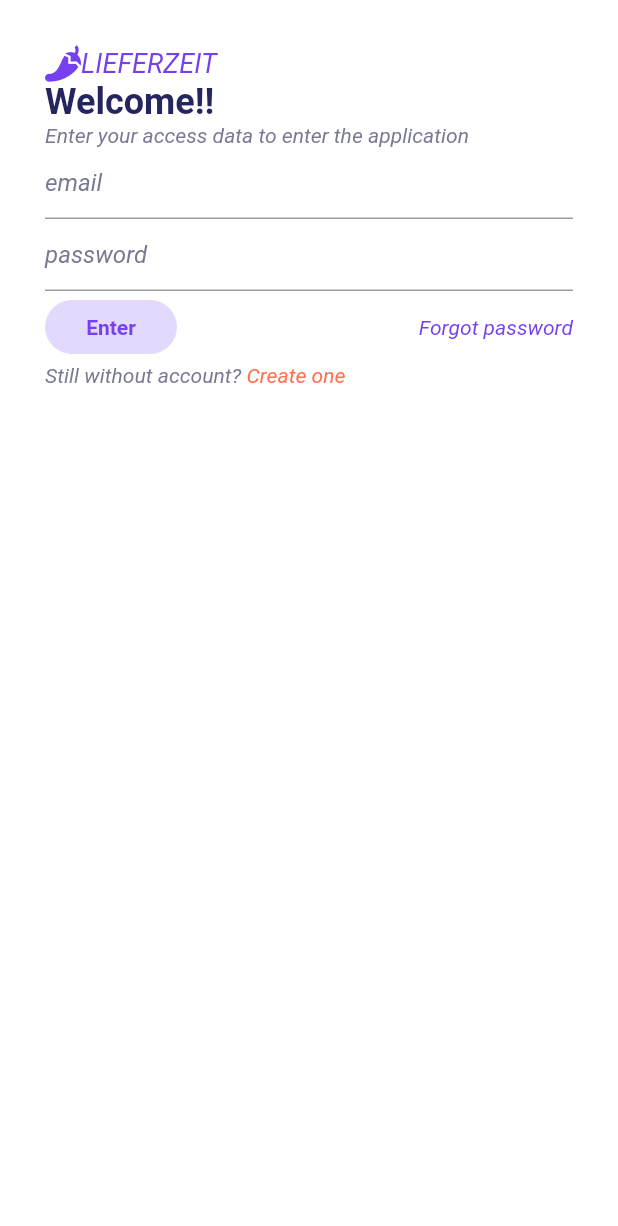
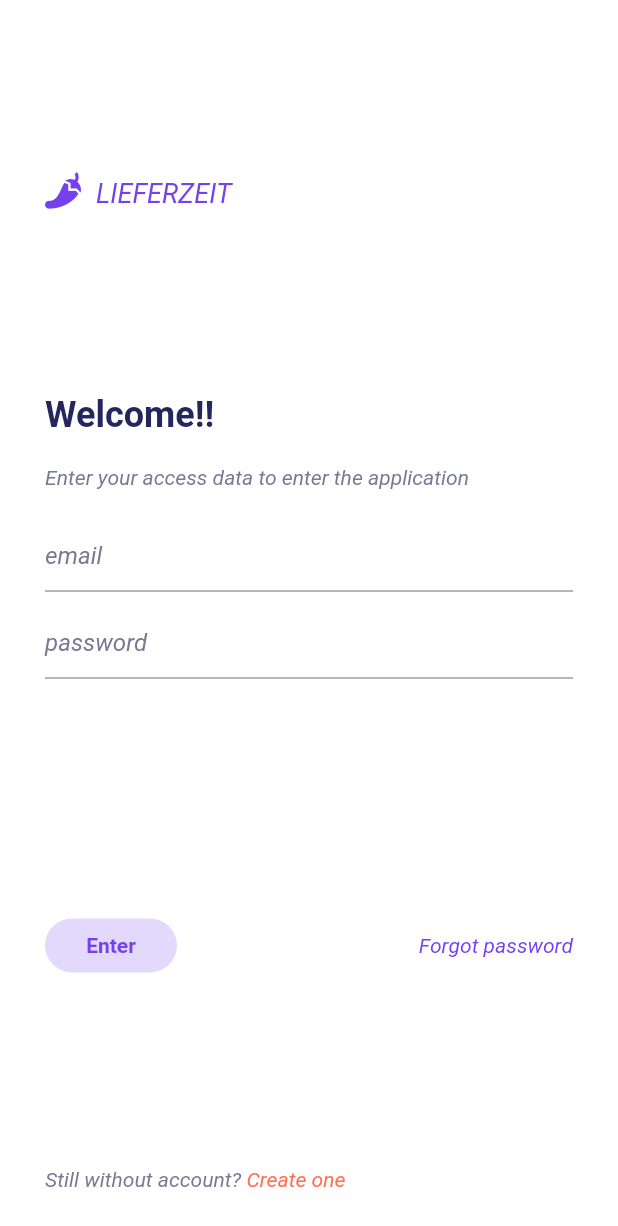
Before and after one commit to marcionitao/lieferzeit, a Flutter app: the screen it shows after launch, on a phone screen of 412 x 824 dp. Shown: the top 1226 px of the screen. Run offline on Flutter 3.47's test engine with Material 2 defaults, Android fonts, the phone set to English and light mode, and no system bars; our stand-ins replace font_awesome_flutter, get, google_fonts; Roboto replaces fonts that are missing (Cantarell).

Commit message:
login page finished

```diff
--- a/lib/login.dart
+++ b/lib/login.dart
@@ -2,9 +2,11 @@ import 'package:flutter/material.dart';
 import 'package:font_awesome_flutter/font_awesome_flutter.dart';
 
 class LoginPage extends StatelessWidget {
-
   @override
   Widget build(BuildContext context) {
+    // forma para esconder algo da tela quando o teclado aparece
+    var keyboardOpen = MediaQuery.of(context).viewInsets.bottom != 0;
+
     return Scaffold(
         backgroundColor: Colors.white,
         body: SafeArea(
@@ -14,94 +16,124 @@ class LoginPage extends StatelessWidget {
             crossAxisAlignment: CrossAxisAlignment.start,
             mainAxisSize: MainAxisSize.max,
             children: [
-            Row(
+              // funciona como sistema de Grid do Bootstrap
+              // se o teclado abrir, então o logo e o titulo desaparecem
+              keyboardOpen ? SizedBox() : Expanded(
+                flex: 1,
+                child: Row(
+                  crossAxisAlignment: CrossAxisAlignment.end,
                   children: [
-                Icon(
-                  FontAwesomeIcons.pepperHot,
-                  color: Color(0xFF7540EE)
-                ),
-                Text('LIEFERZEIT',
+                    Icon(FontAwesomeIcons.pepperHot, color: Color(0xFF7540EE)),
+                    SizedBox(width: 10),
+                    Text(
+                      'LIEFERZEIT',
                       style: TextStyle(
                           fontSize: 18,
                           fontStyle: FontStyle.italic,
-                  color: Color(0xFF7540EE)
-                  ),
+                          color: Color(0xFF7540EE)),
                     )
                   ],
                 ),
+              ),
 
-            Text("Welcome!!", style: TextStyle(
+              // uma forma de agrupar
+              // funciona como sistema de Grid do Bootstrap
+              Expanded(
+                flex: 4,
+                child: Column(
+                  crossAxisAlignment: CrossAxisAlignment.start,
+                  mainAxisAlignment: MainAxisAlignment.center,
+                  children: [
+                    Text(
+                      "Welcome!!",
+                      style: TextStyle(
                           color: Color(0xFF25265E),
                           fontSize: 24,
-              fontWeight: FontWeight.bold
-            ),),
-
-            Text("Enter your access data to enter the application", style: TextStyle(
+                          fontWeight: FontWeight.bold),
+                    ),
+                    SizedBox(height: 20),
+                    Text(
+                      "Enter your access data to enter the application",
+                      style: TextStyle(
                         color: Color(0xFF787993),
                         fontStyle: FontStyle.italic,
-            ),),
-
+                      ),
+                    ),
+                    SizedBox(height: 20),
                     TextFormField(
                         decoration: InputDecoration(
                             hintText: 'email',
                             hintStyle: TextStyle(
                                 fontSize: 16,
                                 color: Color(0xFF787993),
-                  fontStyle: FontStyle.italic
-                )
-              )
-            ),
-
+                                fontStyle: FontStyle.italic))),
+                    SizedBox(height: 10),
                     TextFormField(
                         decoration: InputDecoration(
                             hintText: 'password',
                             hintStyle: TextStyle(
                                 fontSize: 16,
                                 color: Color(0xFF787993),
-                  fontStyle: FontStyle.italic
-                )
-              )
+                                fontStyle: FontStyle.italic))),
+                  ],
                 ),
-
-            Row(
+              ),
+              // uma forma de agrupar
+              // funciona como sistema de Grid do Bootstrap
+              Expanded(
+                flex: 1,
+                child: Row(
+                  crossAxisAlignment: CrossAxisAlignment.center,
                   // espaçamento entre os objetos
                   mainAxisAlignment: MainAxisAlignment.spaceBetween,
                   children: [
                     FlatButton(
                         onPressed: () => null,
-                  child: Text("Enter", style: TextStyle(
+                        child: Text(
+                          "Enter",
+                          style: TextStyle(
                               color: Color(0xFF7540EE),
-                    fontWeight: FontWeight.bold
-                  ),),
+                              fontWeight: FontWeight.bold),
+                        ),
                         color: Color(0xFF7540EE).withOpacity(.2),
                         shape: RoundedRectangleBorder(
-                    borderRadius: BorderRadius.circular(25)
-                  )
-                ),
-
-                Text("Forgot password", style: TextStyle(
+                            borderRadius: BorderRadius.circular(25))),
+                    Text(
+                      "Forgot password",
+                      style: TextStyle(
                         color: Color(0xFF7540EE),
                         fontStyle: FontStyle.italic,
-                ),),
+                      ),
+                    ),
                   ],
                 ),
-
-            Row(
+              ),
+              // uma forma de agrupar
+              // funciona como sistema de Grid do Bootstrap
+              Expanded(
+                flex: 1,
+                child: Row(
+                  crossAxisAlignment: CrossAxisAlignment.end,
                   children: [
-                Text("Still without account? ", style: TextStyle(
+                    Text(
+                      "Still without account? ",
+                      style: TextStyle(
                         color: Color(0xFF787993),
                         fontStyle: FontStyle.italic,
-                ),),
-
-                Text("Create one", style: TextStyle(
+                      ),
+                    ),
+                    Text(
+                      "Create one",
+                      style: TextStyle(
                         color: Color(0xFFFF7052),
                         fontStyle: FontStyle.italic,
-                ),),
+                      ),
+                    ),
                   ],
+                ),
               )
             ],
           ),
-      )
-    );
+        ));
   }
 }
```
Lines whose indentation alone changed are shown as unchanged.
